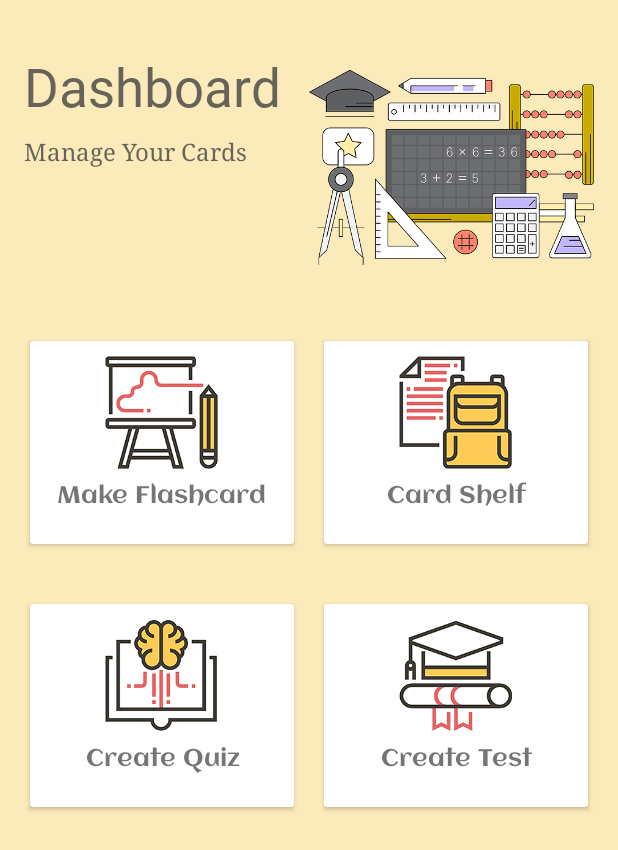
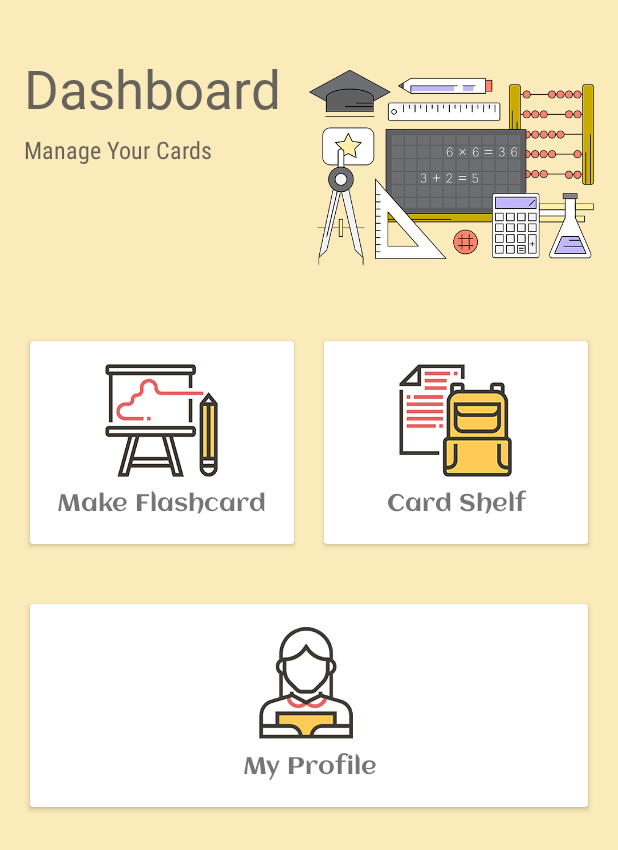
Before and after one commit to vmsaif/reversibleLearning, an Android app: the OptionsActivity screen opened directly, with no data from a screen before it, on a phone screen of 412 x 824 dp. Shown: the top 850 px of the screen. Run offline under Robolectric (Android 15) with nearby library versions, the light colour scheme and no system bars.

Commit message:
UI without the connection to the logic layer.

```diff
--- a/app/src/main/AndroidManifest.xml
+++ b/app/src/main/AndroidManifest.xml
@@ -15,7 +15,7 @@
             android:label="@string/title_activity_login" />
         <activity android:name="presentation.OptionsActivity" />
         <activity android:name="presentation.FlashcardActivity" />
-        <activity android:name="presentation.ProfileCreationView"/>
+        <activity android:name="presentation.RegisterActivity" />
         <activity android:name=".MainActivity">
             <intent-filter>
                 <action android:name="android.intent.action.MAIN" />
@@ -23,8 +23,6 @@
                 <category android:name="android.intent.category.LAUNCHER" />
             </intent-filter>
         </activity>
-
-
     </application>
 
 </manifest>
--- a/app/src/main/java/presentation/LoginActivity.java
+++ b/app/src/main/java/presentation/LoginActivity.java
@@ -26,7 +26,7 @@ public class LoginActivity extends AppCompatActivity{
 
     //will be called when the button "register" is clicked
     public void toRegister(View view){
-        Intent intent = new Intent(this, ProfileCreationView.class);
+        Intent intent = new Intent(this, RegisterActivity.class);
         startActivity(intent);
     }
 
--- a/app/src/main/res/layout/activity_login.xml
+++ b/app/src/main/res/layout/activity_login.xml
@@ -30,7 +30,7 @@
         android:layout_marginStart="24dp"
         android:layout_marginEnd="24dp"
         android:autofillHints=""
-        android:hint="@string/prompt_email"
+        android:hint="@string/Username"
         android:inputType="textEmailAddress"
         android:selectAllOnFocus="true"
         android:singleLine="false"
--- a/app/src/main/res/layout/activity_options.xml
+++ b/app/src/main/res/layout/activity_options.xml
@@ -14,7 +14,6 @@
         android:layout_height="52dp"
         android:layout_marginStart="16dp"
         android:layout_marginTop="34dp"
-        android:layout_marginBottom="4dp"
         android:fontFamily="@font/baloo"
         android:text="@string/dashboard"
         android:textColor="#D3474646"
@@ -24,13 +23,15 @@
         app:layout_constraintStart_toStartOf="parent"
         app:layout_constraintTop_toTopOf="parent" />
 
+    <!-- This image below is downloaded from https://www.vecteezy.com/vector-art/152859-free-educational-vector-collection -->
+
     <TextView
         android:id="@+id/textView6"
         android:layout_width="0dp"
         android:layout_height="26dp"
         android:layout_marginStart="16dp"
         android:layout_marginBottom="91dp"
-        android:fontFamily="serif"
+        android:fontFamily="sans-serif-condensed"
         android:text="@string/manageYourCards"
         android:textColor="#D3474646"
         android:textSize="16sp"
@@ -40,7 +41,6 @@
         app:layout_constraintStart_toStartOf="parent"
         app:layout_constraintTop_toBottomOf="@+id/textView4" />
 
-    <!-- This image below is downloaded from https://www.vecteezy.com/vector-art/152859-free-educational-vector-collection -->
     <ImageView
         android:id="@+id/imageView"
         android:layout_width="0dp"
@@ -100,7 +100,7 @@
                     android:layout_width="75dp"
                     android:layout_height="75dp"
                     android:layout_centerHorizontal="true"
-                    android:layout_marginTop="10dp"
+                    android:layout_marginTop="15dp"
                     android:contentDescription="@string/make_flashcard_image"
                     android:src="@drawable/create_flash_card" />
             </RelativeLayout>
@@ -139,7 +139,7 @@
                     android:layout_width="75dp"
                     android:layout_height="75dp"
                     android:layout_centerHorizontal="true"
-                    android:layout_marginTop="10dp"
+                    android:layout_marginTop="15dp"
                     android:contentDescription="@string/folders_image"
                     android:src="@drawable/folders" />
 
@@ -161,9 +161,12 @@
             android:layout_width="0dp"
             android:layout_height="match_parent"
             android:layout_margin="10dp"
-            android:layout_weight="1">
+            android:layout_weight="1"
+            >
+
 
             <RelativeLayout
+
                 android:layout_width="match_parent"
                 android:layout_height="match_parent">
 
@@ -175,7 +178,7 @@
                     android:layout_centerHorizontal="true"
                     android:layout_marginTop="5dp"
                     android:fontFamily="@font/aclonica"
-                    android:text="@string/create_quiz"
+                    android:text="@string/myProfile"
                     android:textAlignment="center"
                     android:textSize="16sp" />
 
@@ -189,50 +192,50 @@
                     android:layout_width="75dp"
                     android:layout_height="75dp"
                     android:layout_centerHorizontal="true"
-                    android:layout_marginTop="10dp"
-                    android:contentDescription="@string/create_quiz_image"
-                    android:src="@drawable/create_quiz" />
+                    android:layout_marginTop="15dp"
+                    android:contentDescription="@string/profile"
+                    android:src="@drawable/profilelogo" />
             </RelativeLayout>
         </androidx.cardview.widget.CardView>
 
-        <androidx.cardview.widget.CardView
-            android:layout_width="0dp"
-            android:layout_height="match_parent"
-            android:layout_margin="10dp"
-            android:layout_weight="1">
+<!--        <androidx.cardview.widget.CardView-->
+<!--            android:layout_width="0dp"-->
+<!--            android:layout_height="match_parent"-->
+<!--            android:layout_margin="10dp"-->
+<!--            android:layout_weight="1">-->
 
-            <RelativeLayout
-                android:layout_width="match_parent"
-                android:layout_height="match_parent">
+<!--            <RelativeLayout-->
+<!--                android:layout_width="match_parent"-->
+<!--                android:layout_height="match_parent">-->
 
-                <TextView
-                    android:id="@+id/textView9"
-                    android:layout_width="wrap_content"
-                    android:layout_height="34dp"
-                    android:layout_below="@id/imageView9"
-                    android:layout_centerHorizontal="true"
-                    android:layout_marginTop="5dp"
-                    android:fontFamily="@font/aclonica"
-                    android:text="@string/create_test"
-                    android:textAlignment="center"
-                    android:textSize="16sp" />
+<!--                <TextView-->
+<!--                    android:id="@+id/textView9"-->
+<!--                    android:layout_width="wrap_content"-->
+<!--                    android:layout_height="34dp"-->
+<!--                    android:layout_below="@id/imageView9"-->
+<!--                    android:layout_centerHorizontal="true"-->
+<!--                    android:layout_marginTop="5dp"-->
+<!--                    android:fontFamily="@font/aclonica"-->
+<!--                    android:text="@string/create_test"-->
+<!--                    android:textAlignment="center"-->
+<!--                    android:textSize="16sp" />-->
 
-                <!--
-                    This image below is downloaded from
-                    https://www.vecteezy.com/vector-art/152859-free-educational-vector-collection
-                -->
+<!--                &lt;!&ndash;-->
+<!--                    This image below is downloaded from-->
+<!--                    https://www.vecteezy.com/vector-art/152859-free-educational-vector-collection-->
+<!--                &ndash;&gt;-->
 
-                <ImageView
-                    android:id="@+id/imageView9"
-                    android:layout_width="75dp"
-                    android:layout_height="75dp"
-                    android:layout_centerHorizontal="true"
-                    android:layout_marginTop="10dp"
-                    android:contentDescription="@string/create_quiz_image"
-                    android:src="@drawable/create_test" />
+<!--                <ImageView-->
+<!--                    android:id="@+id/imageView9"-->
+<!--                    android:layout_width="75dp"-->
+<!--                    android:layout_height="75dp"-->
+<!--                    android:layout_centerHorizontal="true"-->
+<!--                    android:layout_marginTop="10dp"-->
+<!--                    android:contentDescription="@string/create_quiz_image"-->
+<!--                    android:src="@drawable/create_test" />-->
 
-            </RelativeLayout>
-        </androidx.cardview.widget.CardView>
+<!--            </RelativeLayout>-->
+<!--        </androidx.cardview.widget.CardView>-->
     </LinearLayout>
 
 </androidx.constraintlayout.widget.ConstraintLayout>
--- a/app/src/main/res/values/colors.xml
+++ b/app/src/main/res/values/colors.xml
@@ -16,5 +16,7 @@
     <color name="yollowish">#FBEBBA</color>
     <color name="grayish">#D3474646</color>
     <color name="yollowishButtonColor">#D0FFD041</color>
+    <color name="profileUI_Layer1">#FFC107</color>
+    <color name="profileUI1">#FFEB3B</color>
 
 </resources>
--- a/app/src/main/res/values/strings.xml
+++ b/app/src/main/res/values/strings.xml
@@ -31,5 +31,12 @@
     <string name="create_quiz_image">Create Quiz Image</string>
     <string name="card_shelf">Card Shelf</string>
     <string name="create_an_account">Create an Account</string>
+    <string name="friendsCount">1</string>
+    <string name="friends">Friends</string>
+    <string name="cards">Cards</string>
+    <string name="cardCount">1</string>
+    <string name="Username">Username</string>
+    <string name="profile">Profile</string>
+    <string name="myProfile">My Profile</string>
 
 </resources>
```
Also changed, not shown: app/src/main/java/presentation/RegisterActivity.java (renamed from app/src/main/java/presentation/ProfileCreationView.java, +3 -7 lines), app/src/main/res/drawable/ic_baseline_account_circle_24.xml (added, +10 -0 lines), app/src/main/res/drawable/ic_baseline_article_24.xml (added, +11 -0 lines), app/src/main/res/drawable/ic_baseline_assignment_ind_24.xml (added, +10 -0 lines), app/src/main/res/drawable/ic_baseline_contact_page_24.xml (added, +10 -0 lines), app/src/main/res/drawable/ic_baseline_email_24.xml (added, +10 -0 lines), app/src/main/res/drawable/ic_baseline_emoji_people_24.xml (added, +13 -0 lines), app/src/main/res/drawable/ic_baseline_flip_to_front_24.xml (added, +10 -0 lines), app/src/main/res/drawable/ic_baseline_vpn_key_24.xml (added, +10 -0 lines), app/src/main/res/layout/activity_profile.xml (added, +207 -0 lines), app/src/main/res/layout/activity_register.xml (+4 -3 lines), app/src/main/res/drawable-nodpi/profilelogo.png (added).
